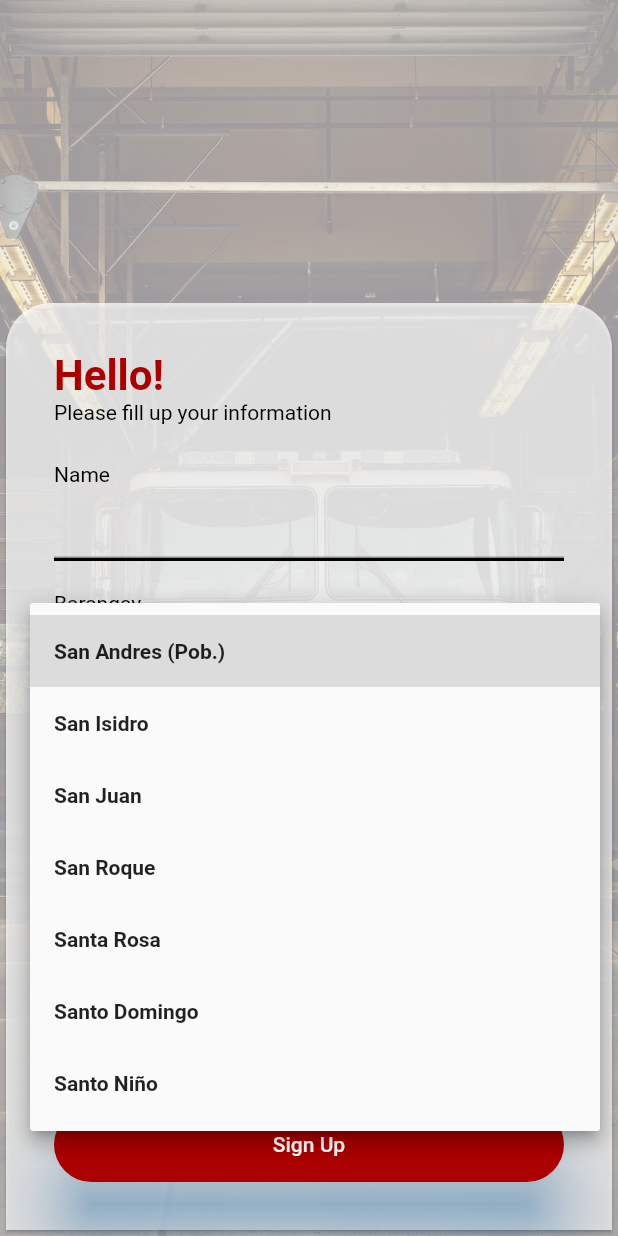
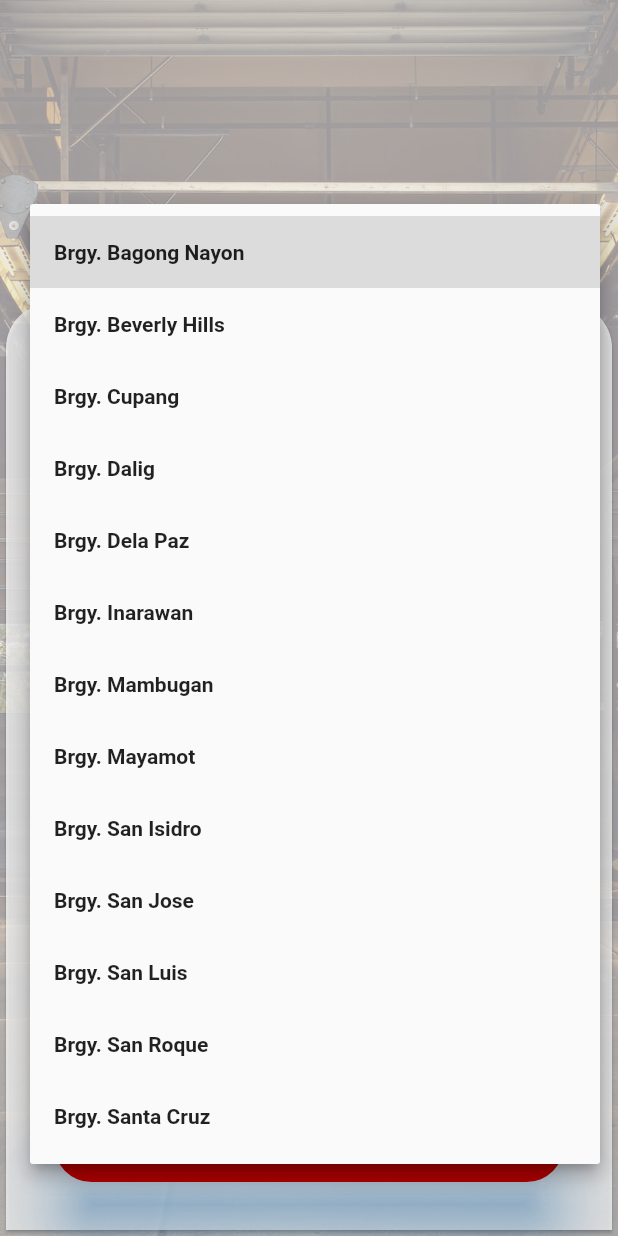
Before and after one commit to Harukiiiiiii7/SIKLAB, a Flutter app: the signUpPage screen opened directly, after a tap on "Select Barangay", on a phone screen of 412 x 824 dp. Run offline on Flutter 3.47's test engine with Material 2 defaults, Android fonts, the phone set to English and light mode, and no system bars; our stand-ins replace camera, cloud_firestore, connectivity, firebase_auth, firebase_core, firebase_messaging and 3 more; missing offline and left inert: mapbox_gl; accounts and stored records are empty.

Commit message:
scroll view sign up page

```diff
--- a/siklabproject/lib/signUpPage.dart
+++ b/siklabproject/lib/signUpPage.dart
@@ -1,5 +1,6 @@
 import 'package:flutter/material.dart';
 import 'package:flutter/services.dart';
+import 'package:geolocator/geolocator.dart';
 import 'package:siklabproject/loginPage.dart';
 import 'main.dart';
 
@@ -23,13 +24,19 @@ class _SignUpPageState extends State<signUpPage> {
   TextEditingController confirmPasswordController = TextEditingController();
 
   final barangays = [
-    "San Andres (Pob.)",
-    "San Isidro",
-    "San Juan",
-    "San Roque",
-    "Santa Rosa",
-    "Santo Domingo",
-    "Santo Niño"
+    "Brgy. Bagong Nayon",
+    "Brgy. Beverly Hills",
+    "Brgy. Cupang",
+    "Brgy. Dalig",
+    "Brgy. Dela Paz",
+    "Brgy. Inarawan",
+    "Brgy. Mambugan",
+    "Brgy. Mayamot",
+    "Brgy. San Isidro",
+    "Brgy. San Jose",
+    "Brgy. San Luis",
+    "Brgy. San Roque",
+    "Brgy. Santa Cruz"
   ];
   String? barangay;
 
@@ -53,13 +60,18 @@ class _SignUpPageState extends State<signUpPage> {
           ),
         ),
         child: Scaffold(
-          backgroundColor: Colors.transparent,
-          body: Stack(
-            children: [
-              Positioned(bottom: 0, child: _buildBottom()),
-            ],
-          ),
+            backgroundColor: Colors.transparent,
+            body: Center(
+              child: Align(
+                alignment: Alignment.bottomCenter,
+                child: Stack(
+                children: [
+                  SingleChildScrollView(physics: BouncingScrollPhysics(), child: _buildBottom()),
+                  ],
+                ),
+              ),
         ),
+      ),
       ),
     );
   }
@@ -67,7 +79,9 @@ class _SignUpPageState extends State<signUpPage> {
   Widget _buildBottom() {
     return SizedBox(
       width: mediaSize.width,
-      child: Card(
+      child: Positioned(
+        bottom: 0,
+        child: Card(
         color: Colors.white.withOpacity(0.75),
         shape: const RoundedRectangleBorder(
           borderRadius: BorderRadius.only(
@@ -78,6 +92,7 @@ class _SignUpPageState extends State<signUpPage> {
         child: Padding(
           padding: const EdgeInsets.all(32.0),
           child: _buildForm(),
+        ),
         ),
       ),
     );
```
